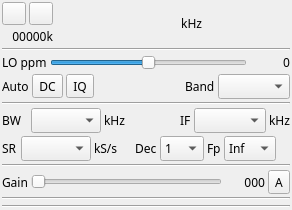
Above: plugins/samplesource/sdrplay/sdrplaygui.ui from f4exb/sdrangel before the change. Below: the same form after it.
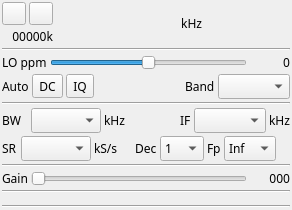
That is the form after the change. Icons and pictures are not drawn. Custom widgets are drawn as their Qt base class.

Commit message: SDRPlay plugin: removed usless auto gain mode

Diff of the .ui file:
```diff
--- a/plugins/samplesource/sdrplay/sdrplaygui.ui
+++ b/plugins/samplesource/sdrplay/sdrplaygui.ui
@@ -569,13 +569,6 @@
        </property>
       </widget>
      </item>
-     <item row="0" column="3">
-      <widget class="ButtonSwitch" name="gainAuto">
-       <property name="text">
-        <string>A</string>
-       </property>
-      </widget>
-     </item>
     </layout>
    </item>
    <item>
```
Left out of the diff: 2 changed lines with no effect on the pictures. The commit also changes 5 other files.
